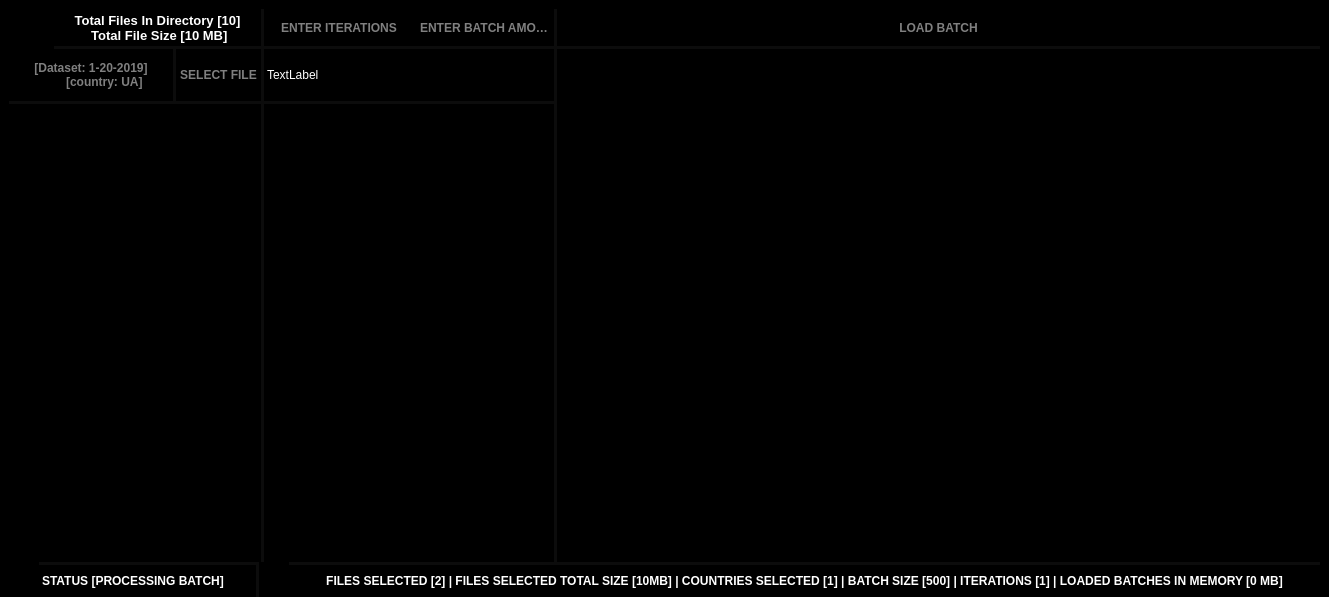
Old version of the form software/censorship_detection/main.ui in the repository john0x44/Censorship-Detection-In-Censored-Planet.
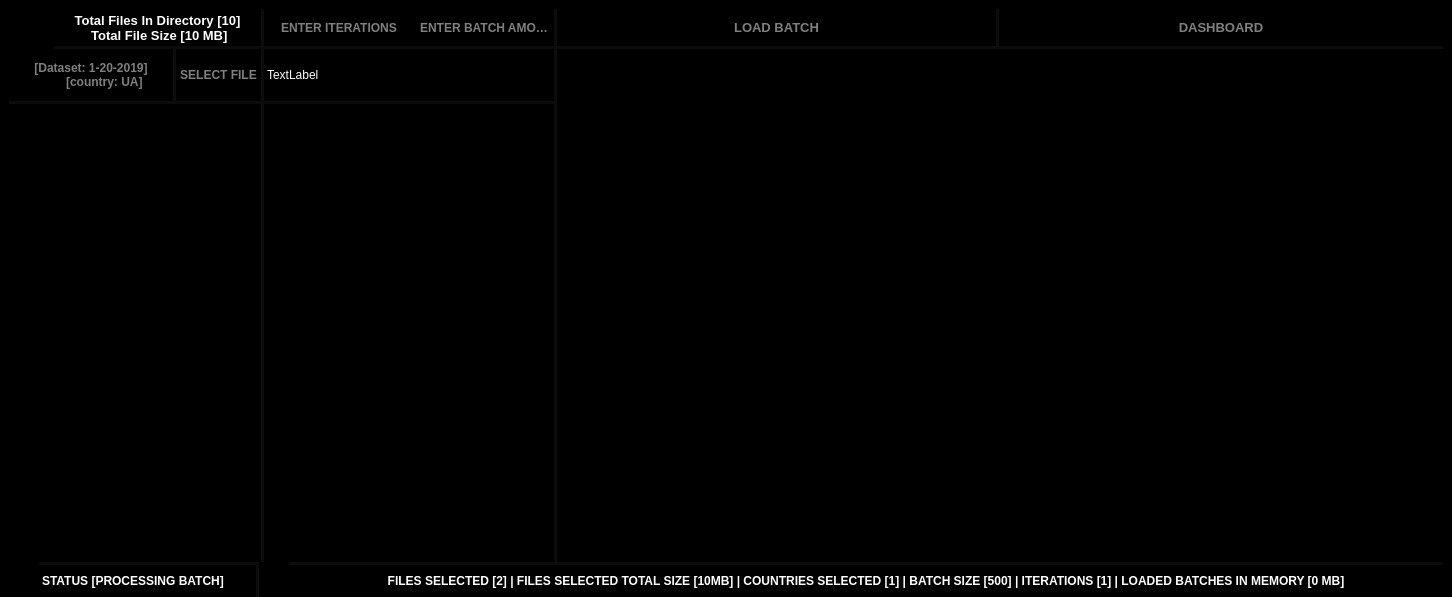
New version of the form. Icons and pictures are not drawn.

Patch:
```diff
--- a/software/censorship_detection/main.ui
+++ b/software/censorship_detection/main.ui
@@ -6,7 +6,7 @@
    <rect>
     <x>0</x>
     <y>0</y>
-    <width>1329</width>
+    <width>1452</width>
     <height>597</height>
    </rect>
   </property>
@@ -501,6 +501,7 @@
                </property>
                <property name="font">
                 <font>
+                 <pointsize>10</pointsize>
                  <weight>75</weight>
                  <bold>true</bold>
                 </font>
@@ -508,6 +509,7 @@
                <property name="styleSheet">
                 <string notr="true">Border-Bottom: 0px;
 Border-Left: 3px solid rgba(255,255,255,0.05);
+Border-Right: 3px solid rgba(255,255,255,0.05);
 </string>
                </property>
                <property name="text">
@@ -525,6 +527,39 @@
                </property>
               </widget>
              </item>
+             <item>
+              <widget class="QPushButton" name="pushButton_7">
+               <property name="sizePolicy">
+                <sizepolicy hsizetype="Preferred" vsizetype="Preferred">
+                 <horstretch>0</horstretch>
+                 <verstretch>0</verstretch>
+                </sizepolicy>
+               </property>
+               <property name="font">
+                <font>
+                 <pointsize>10</pointsize>
+                 <weight>75</weight>
+                 <bold>true</bold>
+                </font>
+               </property>
+               <property name="styleSheet">
+                <string notr="true">Border-Bottom: 0px;</string>
+               </property>
+               <property name="text">
+                <string>DASHBOARD</string>
+               </property>
+               <property name="icon">
+                <iconset>
+                 <normaloff>icons/monitor.svg</normaloff>icons/monitor.svg</iconset>
+               </property>
+               <property name="iconSize">
+                <size>
+                 <width>25</width>
+                 <height>25</height>
+                </size>
+               </property>
+              </widget>
+             </item>
             </layout>
            </widget>
           </item>
```
